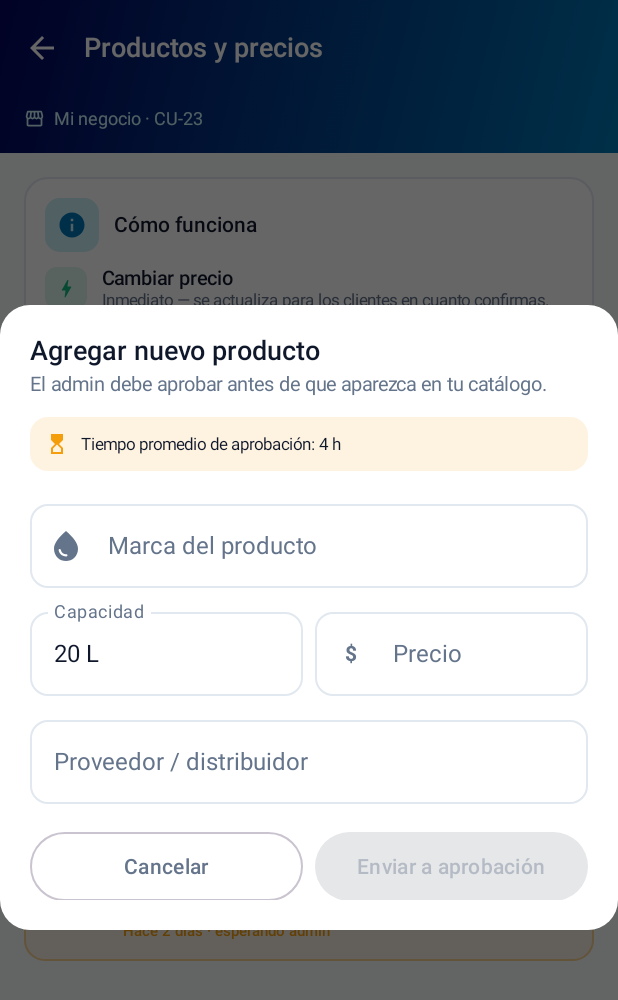
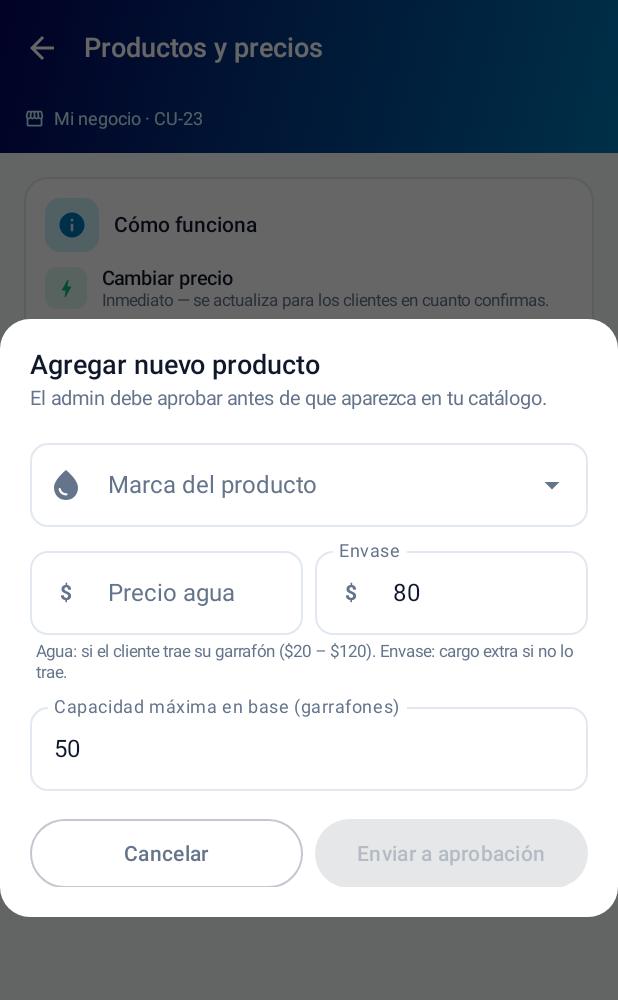
Before and after one commit to Brandonttt/H2ToGo, an Android app built with Jetpack Compose: the ProductosPreciosScreen screen opened through its navigation route, after a tap on "Agregar producto al catálogo", on a phone screen of 412 x 824 dp. Shown: the top 1000 px of the screen. Run offline under Robolectric (Android 15) with nearby library versions, the light colour scheme and no system bars; network calls fail.

Commit message:
feat: Solicitudes de cambio

```diff
--- a/h2togo-mobile/app/src/main/java/com/htogo/app/data/api/ApiClient.kt
+++ b/h2togo-mobile/app/src/main/java/com/htogo/app/data/api/ApiClient.kt
@@ -41,6 +41,7 @@ class ApiClient private constructor(context: Context) {
     val negociosApi: NegociosApi = retrofit.create(NegociosApi::class.java)
     val repartidorApi: RepartidorApi = retrofit.create(RepartidorApi::class.java)
     val inventarioApi: InventarioApi = retrofit.create(InventarioApi::class.java)
+    val solicitudesApi: SolicitudesApi = retrofit.create(SolicitudesApi::class.java)
 
     companion object {
         @Volatile
--- /dev/null
+++ b/h2togo-mobile/app/src/main/java/com/htogo/app/data/api/SolicitudesApi.kt
@@ -0,0 +1,24 @@
+package com.htogo.app.data.api
+
+import com.htogo.app.data.dto.SolicitudRequest
+import com.htogo.app.data.dto.SolicitudResponse
+import retrofit2.Response
+import retrofit2.http.Body
+import retrofit2.http.DELETE
+import retrofit2.http.GET
+import retrofit2.http.POST
+import retrofit2.http.Path
+
+/** Solicitudes de cambio del negocio (CU-020). Rol REPARTIDOR; crear y cancelar exige ser dueño. */
+interface SolicitudesApi {
+
+    @POST("solicitudes")
+    suspend fun crear(@Body request: SolicitudRequest): Response<SolicitudResponse>
+
+    @GET("solicitudes")
+    suspend fun misSolicitudes(): Response<List<SolicitudResponse>>
+
+    /** 204 si se retiró; 409 si el admin ya la resolvió. */
+    @DELETE("solicitudes/{id}")
+    suspend fun cancelar(@Path("id") id: Int): Response<Unit>
+}
--- a/h2togo-mobile/app/src/main/java/com/htogo/app/ui/screens/ProductosPreciosScreen.kt
+++ b/h2togo-mobile/app/src/main/java/com/htogo/app/ui/screens/ProductosPreciosScreen.kt
@@ -51,11 +51,69 @@ private data class ProductoCatalogo(
 )
 
 private data class SolicitudPendiente(
-    val id: String,
+    val id: Int,
     val tipo: String,
     val descripcion: String,
-    val fecha: String
+    val fecha: String,
+    val pendiente: Boolean,
+    val comentarioAdmin: String?
 )
+
+private val TIPOS_SOLICITUD = mapOf(
+    "AGREGAR_PRODUCTO" to "Agregar producto",
+    "AGREGAR_VEHICULO" to "Agregar vehículo",
+    "DATOS_VEHICULO" to "Datos de vehículo",
+    "ELIMINAR_VEHICULO" to "Eliminar vehículo",
+    "NOMBRE_NEGOCIO" to "Nombre del negocio",
+    "DIRECCION_BASE" to "Dirección base",
+    "FOTO_PERFIL" to "Foto de perfil"
+)
+
+/** Pendientes y rechazadas (para que el dueño vea el motivo); las aprobadas ya están en el catálogo. */
+private fun aTarjeta(s: com.htogo.app.data.dto.SolicitudResponse): SolicitudPendiente? {
+    if (s.estado != "pendiente" && s.estado != "rechazado") return null
+    val v: Map<*, *> = try {
+        com.google.gson.Gson().fromJson(s.valorNuevo, Map::class.java) ?: emptyMap<String, Any>()
+    } catch (e: Exception) {
+        emptyMap<String, Any>()
+    }
+    fun num(k: String) = (v[k] as? Number)?.let { if (it.toDouble() % 1.0 == 0.0) it.toInt().toString() else it.toString() }
+    val descripcion = when (s.codigoCambio) {
+        "AGREGAR_PRODUCTO" -> listOfNotNull(
+            v["marca"]?.toString(),
+            num("precio")?.let { "$$it" },
+            num("precioEnvase")?.let { "envase $$it" }
+        ).joinToString(" · ")
+        "NOMBRE_NEGOCIO" -> v["nombreComercial"]?.toString() ?: ""
+        else -> v.entries.joinToString(" · ") { "${it.value}" }
+    }
+    return SolicitudPendiente(
+        id = s.id,
+        tipo = TIPOS_SOLICITUD[s.codigoCambio] ?: s.codigoCambio,
+        descripcion = descripcion,
+        fecha = haceCuanto(s.fechaSolicitud),
+        pendiente = s.estado == "pendiente",
+        comentarioAdmin = s.comentarioAdmin
+    )
+}
+
+/** "Hace 5 min" a partir de un ISO-8601 con zona (minSdk 24: sin java.time). */
+private fun haceCuanto(iso: String): String {
+    return try {
+        val limpio = iso.replace(Regex("\\.\\d+"), "").replace("Z", "+00:00")
+        val fecha = java.text.SimpleDateFormat("yyyy-MM-dd'T'HH:mm:ssXXX", java.util.Locale.US).parse(limpio)
+            ?: return ""
+        val min = (System.currentTimeMillis() - fecha.time) / 60000
+        when {
+            min < 1 -> "Hace un momento"
+            min < 60 -> "Hace $min min"
+            min < 60 * 24 -> "Hace ${min / 60} h"
+            else -> "Hace ${min / (60 * 24)} días"
+        }
+    } catch (e: Exception) {
+        ""
+    }
+}
 
 @OptIn(ExperimentalMaterial3Api::class)
 @Composable
@@ -67,8 +125,13 @@ fun ProductosPreciosScreen(
     val sessionManager = remember { com.htogo.app.data.local.SessionManager.getInstance(context) }
     val liveMiNegocio by repartidorViewModel.miNegocio.collectAsState()
 
+    val solicitudes by repartidorViewModel.solicitudes.collectAsState()
+    val marcas by repartidorViewModel.marcas.collectAsState()
+
     LaunchedEffect(Unit) {
         repartidorViewModel.cargarMiNegocio()
+        repartidorViewModel.cargarSolicitudes()
+        repartidorViewModel.cargarMarcas()
     }
 
     val nombreNegocio = liveMiNegocio?.nombreComercial ?: sessionManager.obtenerNombreNegocio() ?: "Mi negocio"
@@ -96,24 +159,25 @@ fun ProductosPreciosScreen(
                     )
                 }
             } else {
-                listOf(
-                    ProductoCatalogo("p1", "AGU", "Agua Purificada", "20 L", 45, true, "Proveedor oficial", HToGoColors.Primary)
-                )
+                emptyList<ProductoCatalogo>()
             }
         )
     }
-    var pendientes by remember {
-        mutableStateOf(
-            listOf(
-                SolicitudPendiente(
-                    "SOL-0119",
-                    "Agregar producto",
-                    "Santorini · 20 L · $40 — Proveedor Aqua MX",
-                    "Hace 2 días"
-                )
-            )
-        )
+    val pendientes = remember(solicitudes) { solicitudes.mapNotNull(::aTarjeta) }
+    // Marcas que ya están en el catálogo o tienen una solicitud pendiente: no se pueden volver a pedir.
+    val marcasOcupadas = remember(backendProductos, solicitudes) {
+        val enCatalogo = backendProductos.orEmpty().map { it.idMarca }
+        val pedidas = solicitudes.filter { it.estado == "pendiente" && it.codigoCambio == "AGREGAR_PRODUCTO" }
+            .mapNotNull {
+                try {
+                    (com.google.gson.Gson().fromJson(it.valorNuevo, Map::class.java)["idMarca"] as? Number)?.toInt()
+                } catch (e: Exception) {
+                    null
                 }
+            }
+        (enCatalogo + pedidas).toSet()
+    }
+    var enviando by remember { mutableStateOf(false) }
 
     var editandoPrecio by remember { mutableStateOf<ProductoCatalogo?>(null) }
     var mostrarAgregar by remember { mutableStateOf(false) }
@@ -180,6 +244,16 @@ fun ProductosPreciosScreen(
         ) {
             item { ReglasCard() }
             item { SectionTitle("Catálogo activo · ${productos.size} productos") }
+            if (productos.isEmpty()) {
+                item {
+                    Text(
+                        "Aún no tienes productos. Agrega el primero; aparecerá aquí cuando el admin lo apruebe.",
+                        fontSize = 12.sp,
+                        color = HToGoColors.TextSecondary,
+                        modifier = Modifier.padding(horizontal = 4.dp)
+                    )
+                }
+            }
             items(productos, key = { it.id }) { p ->
                 ProductoCard(p) { editandoPrecio = p }
             }
@@ -189,12 +263,15 @@ fun ProductosPreciosScreen(
             if (pendientes.isNotEmpty()) {
                 item {
                     Spacer(Modifier.height(4.dp))
-                    SectionTitle("Esperando aprobación · ${pendientes.size}")
+                    SectionTitle("Solicitudes al admin · ${pendientes.size}")
                 }
                 items(pendientes, key = { it.id }) { s ->
                     PendienteCard(s) { id ->
-                        pendientes = pendientes.filterNot { it.id == id }
-                        toast = ToastInfo("Solicitud cancelada", success = false)
+                        repartidorViewModel.cancelarSolicitud(
+                            id,
+                            onSuccess = { toast = ToastInfo("Solicitud cancelada", success = false) },
+                            onError = { msg -> toast = ToastInfo(msg, success = false, error = true) }
+                        )
                     }
                 }
             }
@@ -229,18 +306,26 @@ fun ProductosPreciosScreen(
 
     if (mostrarAgregar) {
         AgregarProductoDialog(
+            marcas = marcas.filterNot { it.id in marcasOcupadas },
+            enviando = enviando,
             onDismiss = { mostrarAgregar = false },
-            onEnviar = { marca, capacidad, precio, proveedor ->
-                pendientes = pendientes + SolicitudPendiente(
-                    id = "SOL-${(120..999).random()}",
-                    tipo = "Agregar producto",
-                    descripcion = "$marca · $capacidad · $$precio — $proveedor",
-                    fecha = "Hace un momento"
-                )
+            onEnviar = { marca, precio, precioEnvase, capacidad ->
+                enviando = true
+                repartidorViewModel.solicitarProducto(
+                    idMarca = marca.id,
+                    nombreMarca = marca.nombre,
+                    precio = precio.toDouble(),
+                    precioEnvase = precioEnvase.toDouble(),
+                    capacidadMaxima = capacidad,
+                    onSuccess = {
+                        enviando = false
                         mostrarAgregar = false
-                toast = ToastInfo(
-                    "Solicitud enviada al admin · pendiente de aprobación",
-                    success = false
+                        toast = ToastInfo("Solicitud enviada al admin · pendiente de aprobación", success = false)
+                    },
+                    onError = { msg ->
+                        enviando = false
+                        toast = ToastInfo(msg, success = false, error = true)
+                    }
                 )
             }
         )
@@ -480,11 +565,12 @@ private fun AgregarProductoBtn(onClick: () -> Unit) {
 }
 
 @Composable
-private fun PendienteCard(s: SolicitudPendiente, onCancelar: (String) -> Unit) {
+private fun PendienteCard(s: SolicitudPendiente, onCancelar: (Int) -> Unit) {
+    val acento = if (s.pendiente) HToGoColors.AccentAmber else HToGoColors.AccentRose
     Surface(
         shape = RoundedCornerShape(14.dp),
-        color = HToGoColors.AccentAmber.copy(alpha = .08f),
-        border = BorderStroke(1.dp, HToGoColors.AccentAmber.copy(alpha = .4f)),
+        color = acento.copy(alpha = .08f),
+        border = BorderStroke(1.dp, acento.copy(alpha = .4f)),
         modifier = Modifier.fillMaxWidth()
     ) {
         Row(
@@ -495,12 +581,12 @@ private fun PendienteCard(s: SolicitudPendiente, onCancelar: (String) -> Unit) {
                 Modifier
                     .size(40.dp)
                     .clip(RoundedCornerShape(12.dp))
-                    .background(HToGoColors.AccentAmber.copy(alpha = .18f)),
+                    .background(acento.copy(alpha = .18f)),
                 contentAlignment = Alignment.Center
             ) {
                 Icon(
                     Icons.Filled.PendingActions, null,
-                    tint = HToGoColors.AccentAmber,
+                    tint = acento,
                     modifier = Modifier.size(20.dp)
                 )
             }
@@ -515,7 +601,7 @@ private fun PendienteCard(s: SolicitudPendiente, onCancelar: (String) -> Unit) {
                     )
                     Spacer(Modifier.width(6.dp))
                     Text(
-                        "#${s.id}",
+                        "#SOL-${s.id.toString().padStart(4, '0')}",
                         fontSize = 10.sp,
                         color = HToGoColors.TextTertiary
                     )
@@ -527,12 +613,15 @@ private fun PendienteCard(s: SolicitudPendiente, onCancelar: (String) -> Unit) {
                     lineHeight = 15.sp
                 )
                 Text(
-                    "${s.fecha} · esperando admin",
+                    if (s.pendiente) "${s.fecha} · esperando admin"
+                    else "Rechazada" + (s.comentarioAdmin?.let { ": $it" } ?: ""),
                     fontSize = 10.sp,
-                    color = HToGoColors.AccentAmber,
-                    fontWeight = FontWeight.SemiBold
+                    color = acento,
+                    fontWeight = FontWeight.SemiBold,
+                    lineHeight = 13.sp
                 )
             }
+            if (s.pendiente) {
                 TextButton(onClick = { onCancelar(s.id) }) {
                     Text(
                         "Cancelar",
@@ -540,6 +629,7 @@ private fun PendienteCard(s: SolicitudPendiente, onCancelar: (String) -> Unit) {
                         color = HToGoColors.AccentRose,
                         fontWeight = FontWeight.SemiBold
                     )
+                }
             }
         }
     }
@@ -681,18 +771,24 @@ private fun EditarPrecioDialog(
     }
 }
 
+@OptIn(ExperimentalMaterial3Api::class)
 @Composable
 private fun AgregarProductoDialog(
+    marcas: List<com.htogo.app.data.dto.MarcaResponse>,
+    enviando: Boolean,
     onDismiss: () -> Unit,
-    onEnviar: (marca: String, capacidad: String, precio: Int, proveedor: String) -> Unit
+    onEnviar: (marca: com.htogo.app.data.dto.MarcaResponse, precio: Int, precioEnvase: Int, capacidad: Int) -> Unit
 ) {
-    var marca by remember { mutableStateOf("") }
-    var capacidad by remember { mutableStateOf("20 L") }
+    var marca by remember { mutableStateOf<com.htogo.app.data.dto.MarcaResponse?>(null) }
+    var menuAbierto by remember { mutableStateOf(false) }
     var precioStr by remember { mutableStateOf("") }
-    var proveedor by remember { mutableStateOf("") }
+    var envaseStr by remember { mutableStateOf("80") }
+    var capacidadStr by remember { mutableStateOf("50") }
     val precioInt = precioStr.toIntOrNull()
-    val valido = marca.isNotBlank() && capacidad.isNotBlank() &&
-        precioInt != null && precioInt in 20..120 && proveedor.isNotBlank()
+    val envaseInt = envaseStr.toIntOrNull()
+    val capacidadInt = capacidadStr.toIntOrNull()
+    val valido = marca != null && precioInt != null && precioInt in 20..120 &&
+        envaseInt != null && envaseInt >= 0 && capacidadInt != null && capacidadInt > 0
 
     Dialog(onDismissRequest = onDismiss) {
         Surface(
@@ -717,52 +813,50 @@ private fun AgregarProductoDialog(
                     color = HToGoColors.TextSecondary
                 )
                 Spacer(Modifier.height(14.dp))
-                Surface(
-                    shape = RoundedCornerShape(12.dp),
-                    color = HToGoColors.AccentAmber.copy(alpha = .12f),
-                    modifier = Modifier.fillMaxWidth()
+                ExposedDropdownMenuBox(
+                    expanded = menuAbierto,
+                    onExpandedChange = { if (marcas.isNotEmpty()) menuAbierto = it }
                 ) {
-                    Row(
-                        Modifier.padding(10.dp),
-                        verticalAlignment = Alignment.CenterVertically
-                    ) {
-                        Icon(
-                            Icons.Filled.HourglassTop, null,
-                            tint = HToGoColors.AccentAmber,
-                            modifier = Modifier.size(16.dp)
+                    OutlinedTextField(
+                        value = marca?.nombre ?: "",
+                        onValueChange = {},
+                        readOnly = true,
+                        label = { Text("Marca del producto") },
+                        placeholder = { Text(if (marcas.isEmpty()) "No hay marcas disponibles" else "Elige una marca") },
+                        leadingIcon = { Icon(Icons.Filled.WaterDrop, null) },
+                        trailingIcon = { ExposedDropdownMenuDefaults.TrailingIcon(expanded = menuAbierto) },
+                        singleLine = true,
+                        modifier = Modifier
+                            .fillMaxWidth()
+                            .menuAnchor(MenuAnchorType.PrimaryNotEditable),
+                        shape = RoundedCornerShape(12.dp)
                     )
-                        Spacer(Modifier.width(8.dp))
-                        Text(
-                            "Tiempo promedio de aprobación: 4 h",
-                            fontSize = 11.sp,
-                            color = HToGoColors.TextPrimary
+                    ExposedDropdownMenu(expanded = menuAbierto, onDismissRequest = { menuAbierto = false }) {
+                        marcas.forEach { m ->
+                            DropdownMenuItem(
+                                text = { Text(m.nombre) },
+                                onClick = { marca = m; menuAbierto = false }
                             )
                         }
                     }
-                Spacer(Modifier.height(14.dp))
-                OutlinedTextField(
-                    value = marca,
-                    onValueChange = { marca = it.take(40) },
-                    label = { Text("Marca del producto") },
-                    leadingIcon = { Icon(Icons.Filled.WaterDrop, null) },
-                    singleLine = true,
-                    modifier = Modifier.fillMaxWidth(),
-                    shape = RoundedCornerShape(12.dp)
-                )
+                }
                 Spacer(Modifier.height(8.dp))
                 Row(horizontalArrangement = Arrangement.spacedBy(8.dp)) {
                     OutlinedTextField(
-                        value = capacidad,
-                        onValueChange = { capacidad = it.take(10) },
-                        label = { Text("Capacidad") },
+                        value = precioStr,
+                        onValueChange = { raw -> precioStr = raw.filter(Char::isDigit).take(3) },
+                        label = { Text("Precio agua") },
+                        leadingIcon = { Text("$", fontSize = 14.sp, fontWeight = FontWeight.Bold) },
                         singleLine = true,
                         modifier = Modifier.weight(1f),
-                        shape = RoundedCornerShape(12.dp)
+                        shape = RoundedCornerShape(12.dp),
+                        keyboardOptions = KeyboardOptions(keyboardType = KeyboardType.Number),
+                        isError = precioStr.isNotEmpty() && (precioInt == null || precioInt !in 20..120)
                     )
                     OutlinedTextField(
-                        value = precioStr,
-                        onValueChange = { raw -> precioStr = raw.filter(Char::isDigit).take(3) },
-                        label = { Text("Precio") },
+                        value = envaseStr,
+                        onValueChange = { raw -> envaseStr = raw.filter(Char::isDigit).take(3) },
+                        label = { Text("Envase") },
                         leadingIcon = { Text("$", fontSize = 14.sp, fontWeight = FontWeight.Bold) },
                         singleLine = true,
                         modifier = Modifier.weight(1f),
@@ -770,14 +864,22 @@ private fun AgregarProductoDialog(
                         keyboardOptions = KeyboardOptions(keyboardType = KeyboardType.Number)
                     )
                 }
+                Text(
+                    "Agua: si el cliente trae su garrafón ($20 – $120). Envase: cargo extra si no lo trae.",
+                    fontSize = 11.sp,
+                    color = HToGoColors.TextSecondary,
+                    lineHeight = 14.sp,
+                    modifier = Modifier.padding(top = 4.dp, start = 4.dp)
+                )
                 Spacer(Modifier.height(8.dp))
                 OutlinedTextField(
-                    value = proveedor,
-                    onValueChange = { proveedor = it.take(50) },
-                    label = { Text("Proveedor / distribuidor") },
+                    value = capacidadStr,
+                    onValueChange = { raw -> capacidadStr = raw.filter(Char::isDigit).take(4) },
+                    label = { Text("Capacidad máxima en base (garrafones)") },
                     singleLine = true,
                     modifier = Modifier.fillMaxWidth(),
-                    shape = RoundedCornerShape(12.dp)
+                    shape = RoundedCornerShape(12.dp),
+                    keyboardOptions = KeyboardOptions(keyboardType = KeyboardType.Number)
                 )
                 Spacer(Modifier.height(18.dp))
                 Row(
@@ -793,24 +895,25 @@ private fun AgregarProductoDialog(
                     ) { Text("Cancelar") }
                     Button(
                         onClick = {
-                            if (precioInt != null) {
-                                onEnviar(marca.trim(), capacidad.trim(), precioInt, proveedor.trim())
+                            val m = marca
+                            if (m != null && precioInt != null && envaseInt != null && capacidadInt != null) {
+                                onEnviar(m, precioInt, envaseInt, capacidadInt)
                             }
                         },
-                        enabled = valido,
+                        enabled = valido && !enviando,
                         modifier = Modifier
                             .weight(1f)
                             .height(46.dp),
                         shape = RoundedCornerShape(23.dp),
                         colors = ButtonDefaults.buttonColors(containerColor = HToGoColors.AccentAmber)
-                    ) { Text("Enviar a aprobación", fontWeight = FontWeight.SemiBold) }
+                    ) { Text(if (enviando) "Enviando…" else "Enviar a aprobación", fontWeight = FontWeight.SemiBold) }
                 }
             }
         }
     }
 }
 
-private data class ToastInfo(val mensaje: String, val success: Boolean)
+private data class ToastInfo(val mensaje: String, val success: Boolean, val error: Boolean = false)
 
 @Composable
 private fun ToastSnackbar(toast: ToastInfo) {
@@ -822,7 +925,11 @@ private fun ToastSnackbar(toast: ToastInfo) {
     ) {
         Surface(
             shape = RoundedCornerShape(14.dp),
-            color = if (toast.success) HToGoColors.AccentEmerald else HToGoColors.AccentAmber,
+            color = when {
+                toast.error -> HToGoColors.AccentRose
+                toast.success -> HToGoColors.AccentEmerald
+                else -> HToGoColors.AccentAmber
+            },
             shadowElevation = 6.dp
         ) {
             Row(
```
Also changed, not shown: h2togo-backend/src/main/java/com/h2togo/backend/solicitudes/SolicitudService.java (+53 -0 lines), h2togo-backend/src/main/java/com/h2togo/backend/solicitudes/SolicitudesController.java (+9 -0 lines), h2togo-mobile/app/src/main/java/com/htogo/app/data/dto/SolicitudDto.kt (added, +30 -0 lines), h2togo-mobile/app/src/main/java/com/htogo/app/ui/RepartidorViewModel.kt (+72 -0 lines), 4 other files. Lines whose indentation alone changed are shown as unchanged.
